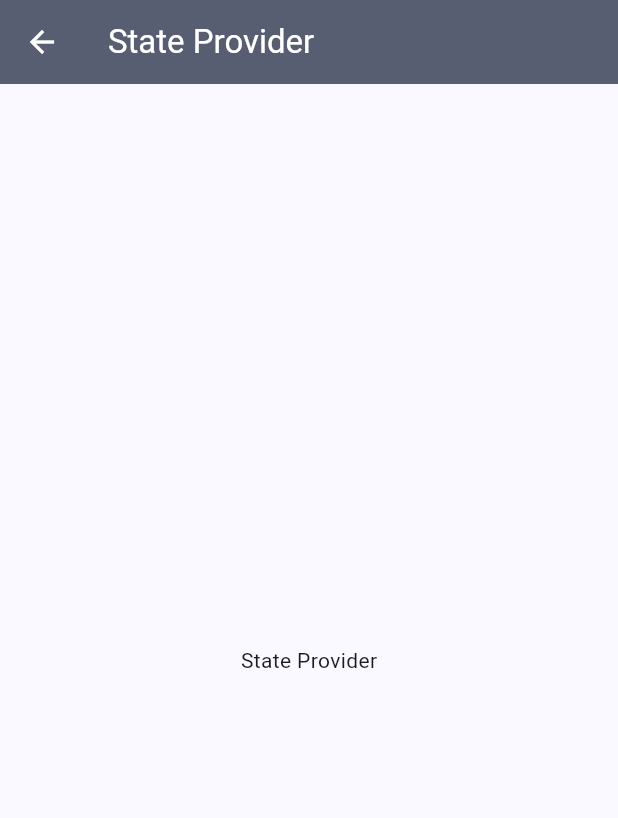
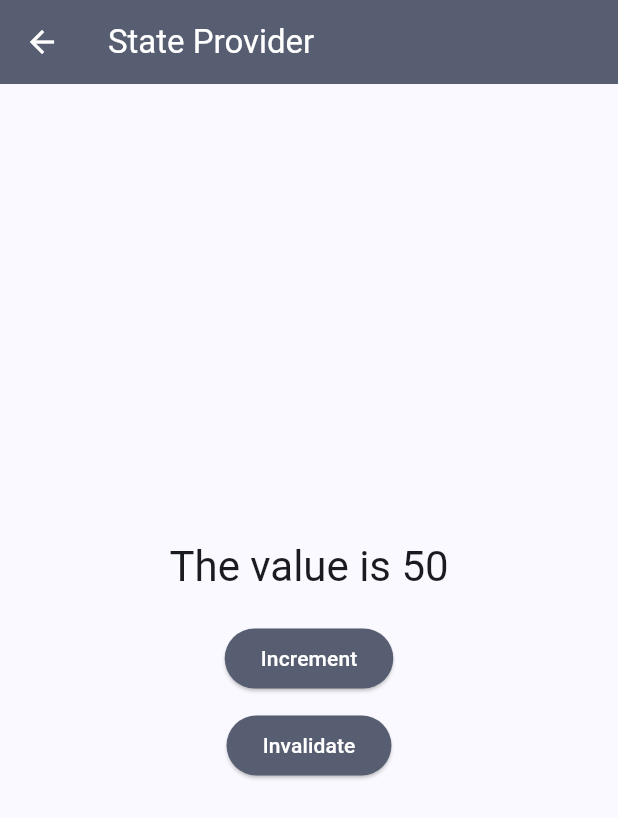
Before and after one commit to md-siam/riverpod_concept, a Flutter app: the StateProviderPage screen opened directly, on a phone screen of 412 x 824 dp. Shown: the top 818 px of the screen. Run offline on Flutter 3.47's test engine with Material 2 defaults, Android fonts, the light colour scheme and no system bars; our stand-ins replace flutter_riverpod.

Commit message:
StateProvider done

```diff
--- a/lib/src/pages/state_provider_page.dart
+++ b/lib/src/pages/state_provider_page.dart
@@ -1,7 +1,12 @@
 import 'package:flutter/material.dart';
+import 'package:flutter_riverpod/flutter_riverpod.dart';
 
-class StateProviderPage extends StatelessWidget {
- final String appBarTitle;
+final valueStateProvider = StateProvider<int>(
+  (ref) => 50,
+);
+
+class StateProviderPage extends ConsumerWidget {
+  final String appBarTitle;
   final Color color;
   const StateProviderPage({
     Key? key,
@@ -10,7 +15,18 @@ class StateProviderPage extends StatelessWidget {
   }) : super(key: key);
 
   @override
-  Widget build(BuildContext context) {
+  Widget build(BuildContext context, WidgetRef ref) {
+    final value = ref.watch(valueStateProvider);
+    ref.listen<int>(valueStateProvider, (prev, curr) {
+      // print('StateProviderPage: $prev -> $curr');
+      //
+      if (curr == 65) {
+        ScaffoldMessenger.of(context).showSnackBar(
+          const SnackBar(content: Text('Value is 65')),
+        );
+      }
+    });
+    //
     return Scaffold(
       appBar: AppBar(
         backgroundColor: color,
@@ -20,11 +36,44 @@ class StateProviderPage extends StatelessWidget {
           style: const TextStyle(color: Colors.white),
         ),
       ),
-      body:  Center(
+      body: Center(
         child: Column(
           mainAxisAlignment: MainAxisAlignment.center,
           children: [
-            Text(appBarTitle),
+            Text(
+              'The value is $value',
+              style: Theme.of(context).textTheme.headlineMedium,
+            ),
+            const SizedBox(
+              height: 20,
+            ),
+            ElevatedButton(
+              style: ElevatedButton.styleFrom(backgroundColor: color),
+              onPressed: () {
+                ref.read(valueStateProvider.notifier).state++;
+              },
+              child: const Text(
+                'Increment',
+                style: TextStyle(
+                  color: Colors.white,
+                ),
+              ),
+            ),
+            const SizedBox(
+              height: 10,
+            ),
+            ElevatedButton(
+              style: ElevatedButton.styleFrom(backgroundColor: color),
+              onPressed: () {
+                ref.invalidate(valueStateProvider);
+              },
+              child: const Text(
+                'Invalidate',
+                style: TextStyle(
+                  color: Colors.white,
+                ),
+              ),
+            ),
           ],
         ),
       ),
```
Also changed, not shown: 1 other file.
